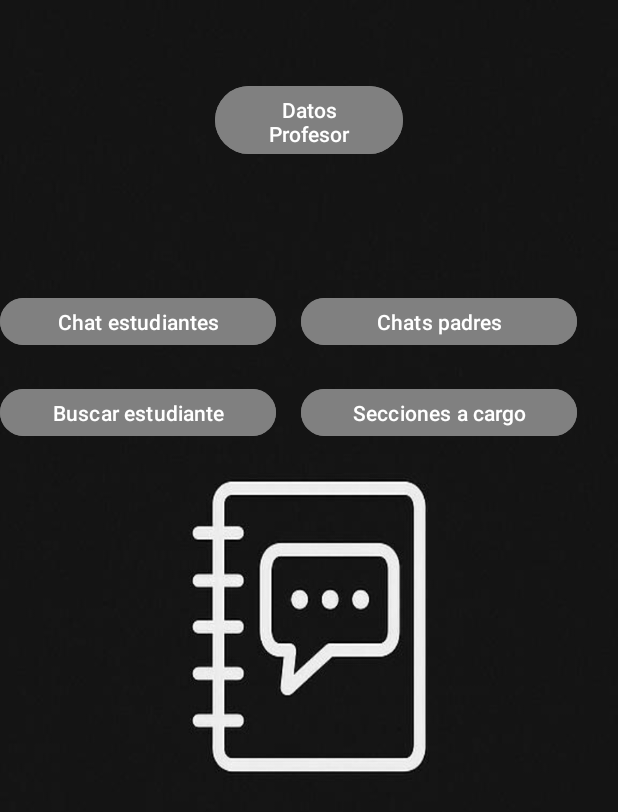
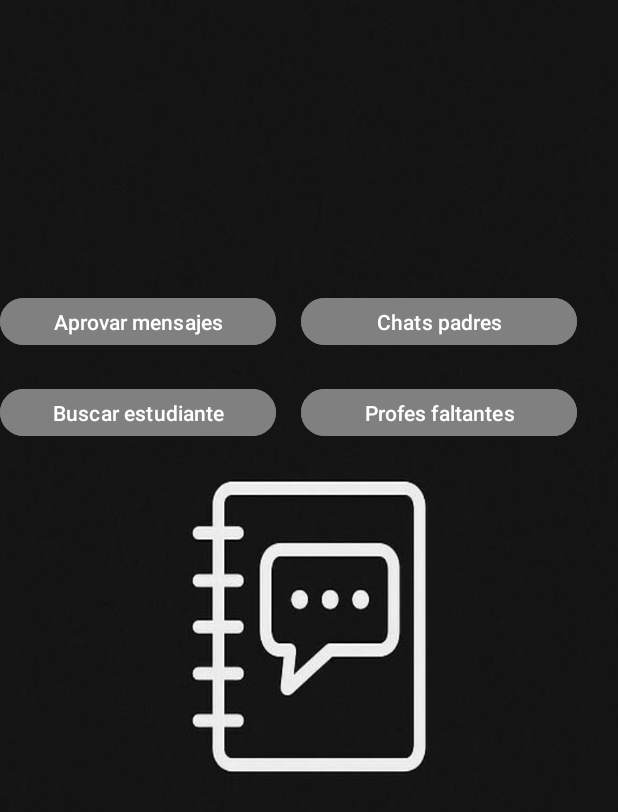
Before and after one commit to weoxz/proyecto-expo-t-cnica, an Android app: the screen it shows after launch (ProfesorActividad before the commit, AdminActivity after it), after a tap on "Aun no tengo cuenta", on a phone screen of 412 x 824 dp. Shown: the top 812 px of the screen. Run offline under Robolectric (Android 15) with nearby library versions, the phone set to English and light mode, and no system bars; our stand-ins replace Volley.

Commit message:
add admin profile.

```diff
--- a/app/loginscreen/src/main/AndroidManifest.xml
+++ b/app/loginscreen/src/main/AndroidManifest.xml
@@ -19,6 +19,9 @@
         android:supportsRtl="true"
         android:theme="@style/Theme.CuadernoDeComunicaciones"
         android:usesCleartextTraffic="true">
+        <activity
+            android:name=".AdminActivity"
+            android:exported="false" />
         <activity
             android:name=".ProfesorActividad"
             android:exported="false" />
--- a/app/loginscreen/src/main/java/com/example/loginscreen/LoginScreen.kt
+++ b/app/loginscreen/src/main/java/com/example/loginscreen/LoginScreen.kt
@@ -42,7 +42,7 @@ class LoginScreen : AppCompatActivity() {
         }
 
         btnIrRegistro.setOnClickListener {
-            startActivity(Intent(this, ProfesorActividad::class.java))
+            startActivity(Intent(this, AdminActivity::class.java))
         }
     }
 
--- /dev/null
+++ b/app/loginscreen/src/main/res/layout/activity_admin.xml
@@ -0,0 +1,107 @@
+<?xml version="1.0" encoding="utf-8"?>
+<androidx.constraintlayout.widget.ConstraintLayout xmlns:android="http://schemas.android.com/apk/res/android"
+    xmlns:app="http://schemas.android.com/apk/res-auto"
+    xmlns:tools="http://schemas.android.com/tools"
+    android:id="@+id/main"
+    android:layout_width="match_parent"
+    android:layout_height="match_parent"
+    android:background="@drawable/studentimagennn"
+    tools:context=".AdminActivity">
+    <Button
+        android:id="@+id/btnDatosEstudiante"
+        android:layout_width="125dp"
+        android:layout_height="53dp"
+        android:visibility="invisible"
+        android:backgroundTint="@color/gray"
+        android:text="Datos Profesor"
+        android:textColor="@color/white"
+        app:layout_constraintBottom_toBottomOf="parent"
+        app:layout_constraintEnd_toEndOf="parent"
+        app:layout_constraintStart_toStartOf="parent"
+        app:layout_constraintTop_toTopOf="parent"
+        app:layout_constraintVertical_bias="0.069" />
+
+    <TextView
+        android:id="@+id/tvDatosProfesor"
+        android:layout_width="wrap_content"
+        android:layout_height="wrap_content"
+        android:text="Nombre:\nCédula:\nEnseñanzas:"
+        android:textColor="@android:color/white"
+        android:textSize="20sp"
+        android:visibility="gone"
+        app:layout_constraintBottom_toBottomOf="parent"
+        app:layout_constraintEnd_toEndOf="parent"
+        app:layout_constraintHorizontal_bias="0.055"
+        app:layout_constraintStart_toStartOf="parent"
+        app:layout_constraintTop_toTopOf="parent"
+        app:layout_constraintVertical_bias="0.887" />
+
+
+
+    <!-- ScrollView (opcional) -->
+    <ScrollView
+        android:layout_width="411dp"
+        android:layout_height="0dp"
+        android:fillViewport="true" />
+
+    <!-- Botón Secciones a Cargo -->
+    <Button
+        android:id="@+id/btnProfesAucentadosAvizo"
+        android:layout_width="184dp"
+        android:layout_height="39dp"
+        android:backgroundTint="@color/gray"
+        android:text="Profes faltantes"
+        android:textColor="@android:color/white"
+        app:layout_constraintBottom_toBottomOf="parent"
+        app:layout_constraintEnd_toEndOf="parent"
+        app:layout_constraintHorizontal_bias="0.881"
+        app:layout_constraintStart_toStartOf="parent"
+        app:layout_constraintTop_toTopOf="parent"
+        app:layout_constraintVertical_bias="0.325" />
+
+    <!-- Botón Buscar Estudiante -->
+    <Button
+        android:id="@+id/btnBuscarEstudiante"
+        android:layout_width="184dp"
+        android:layout_height="39dp"
+        android:backgroundTint="@color/gray"
+        android:text="Buscar estudiante"
+        android:textColor="@android:color/white"
+        app:layout_constraintBottom_toBottomOf="parent"
+        app:layout_constraintEnd_toEndOf="parent"
+        app:layout_constraintHorizontal_bias="0.0"
+        app:layout_constraintStart_toStartOf="parent"
+        app:layout_constraintTop_toTopOf="parent"
+        app:layout_constraintVertical_bias="0.325" />
+
+    <!-- Botón Chat Estudiantes -->
+    <Button
+        android:id="@+id/btnMensajesPorAprovar"
+        android:layout_width="184dp"
+        android:layout_height="39dp"
+        android:backgroundTint="@color/gray"
+        android:text="Aprovar mensajes"
+        android:textColor="@android:color/white"
+        app:layout_constraintBottom_toBottomOf="parent"
+        app:layout_constraintEnd_toEndOf="parent"
+        app:layout_constraintHorizontal_bias="0.0"
+        app:layout_constraintStart_toStartOf="parent"
+        app:layout_constraintTop_toTopOf="parent"
+        app:layout_constraintVertical_bias="0.248" />
+
+    <!-- Botón Chats Padres -->
+    <Button
+        android:id="@+id/btnEnviarPadre"
+        android:layout_width="184dp"
+        android:layout_height="39dp"
+        android:backgroundTint="@color/gray"
+        android:text="Chats padres"
+        android:textColor="@android:color/white"
+        app:layout_constraintBottom_toBottomOf="parent"
+        app:layout_constraintEnd_toEndOf="parent"
+        app:layout_constraintHorizontal_bias="0.881"
+        app:layout_constraintStart_toStartOf="parent"
+        app:layout_constraintTop_toTopOf="parent"
+        app:layout_constraintVertical_bias="0.248" />
+
+</androidx.constraintlayout.widget.ConstraintLayout>
```
Also changed, not shown: app/loginscreen/src/main/java/com/example/loginscreen/AdminActivity.kt (added, +168 -0 lines).
